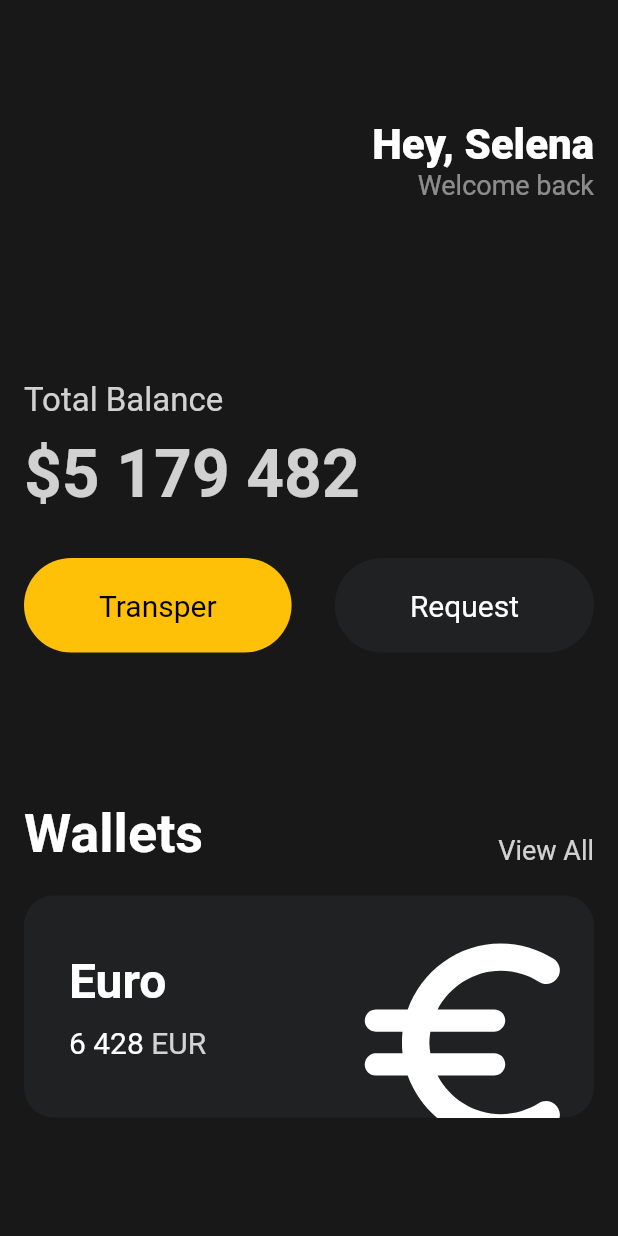
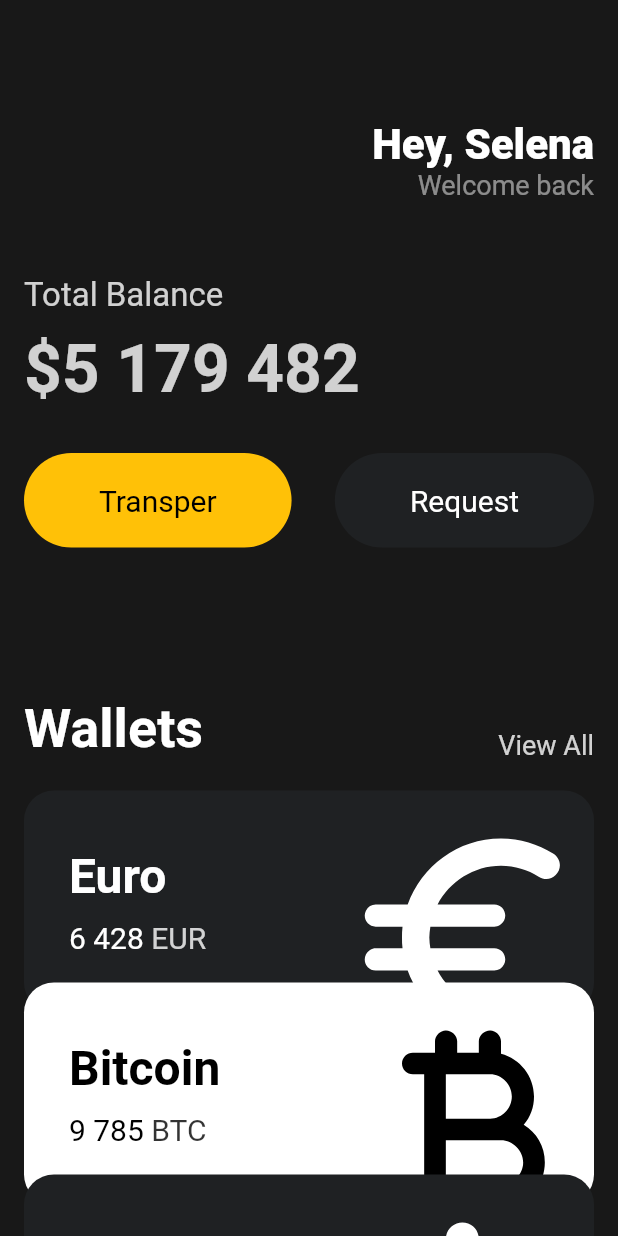
Before and after one commit to zak1ller/-, a Flutter app: the screen it shows after launch, on a phone screen of 412 x 824 dp. Run offline on Flutter 3.47's test engine with Material 2 defaults, Android fonts, the phone set to English and light mode, and no system bars.

Commit message:
3.8 Reuseable Cards

```diff
--- a/lib/main.dart
+++ b/lib/main.dart
@@ -1,5 +1,6 @@
 import 'package:flutter/material.dart';
 import 'package:flutter_test_1/Widgets/Button.dart';
+import 'package:flutter_test_1/widgets/currency_card.dart';
 import 'package:logging/logging.dart';
 
 final log = Logger("Logger");
@@ -23,7 +24,8 @@ class App extends StatelessWidget {
     return MaterialApp(
       home: Scaffold(
         backgroundColor: const Color(0xFF181818),
-        body: Padding(
+        body: SingleChildScrollView(
+          child: Padding(
             padding: const EdgeInsets.symmetric(horizontal: 16),
             child: Column(
               crossAxisAlignment: CrossAxisAlignment.start,
@@ -57,7 +59,7 @@ class App extends StatelessWidget {
                   ],
                 ),
                 const SizedBox(
-                height: 120,
+                  height: 50,
                 ),
                 Text(
                   'Total Balance',
@@ -122,72 +124,37 @@ class App extends StatelessWidget {
                 const SizedBox(
                   height: 20,
                 ),
-              Container(
-                clipBehavior: Clip.hardEdge,
-                decoration: BoxDecoration(
-                  color: const Color(0xFF1F2123),
-                  borderRadius: BorderRadius.circular(20),
+                const CurrencyCard(
+                  name: 'Euro',
+                  code: 'EUR',
+                  amount: '6 428',
+                  icon: Icons.euro_rounded,
+                  isInverted: false,
                 ),
-                child: Padding(
-                  padding: const EdgeInsets.all(30),
-                  child: Row(
-                    mainAxisAlignment: MainAxisAlignment.spaceBetween,
-                    children: [
-                      Column(
-                        crossAxisAlignment: CrossAxisAlignment.start,
-                        children: [
-                          const Text(
-                            'Euro',
-                            style: TextStyle(
-                              color: Colors.white,
-                              fontSize: 32,
-                              fontWeight: FontWeight.w600,
+                Transform.translate(
+                  offset: const Offset(0, -20),
+                  child: const CurrencyCard(
+                    name: 'Bitcoin',
+                    code: 'BTC',
+                    amount: '9 785',
+                    icon: Icons.currency_bitcoin_rounded,
+                    isInverted: true,
                   ),
                 ),
-                          const SizedBox(
-                            height: 10,
-                          ),
-                          Row(
-                            children: [
-                              const Text(
-                                '6 428',
-                                style: TextStyle(
-                                  color: Colors.white,
-                                  fontSize: 20,
-                                ),
-                              ),
-                              const SizedBox(
-                                width: 5,
-                              ),
-                              Text(
-                                'EUR',
-                                style: TextStyle(
-                                  color: Colors.white.withOpacity(0.8),
-                                  fontSize: 20,
-                                ),
-                              ),
-                            ],
-                          ),
-                        ],
-                      ),
-                      Transform.scale(
-                        scale: 2,
-                        child: Transform.translate(
-                          offset: const Offset(-5, 12),
-                          child: const Icon(
-                            Icons.euro_rounded,
-                            color: Colors.white,
-                            size: 88,
-                          ),
+                Transform.translate(
+                  offset: const Offset(0, -40),
+                  child: const CurrencyCard(
+                    name: 'Dollar',
+                    code: 'USD',
+                    amount: '428',
+                    icon: Icons.attach_money_rounded,
+                    isInverted: false,
                   ),
                 ),
               ],
             ),
           ),
         ),
-            ],
-          ),
-        ),
       ),
     );
   }
--- /dev/null
+++ b/lib/widgets/currency_card.dart
@@ -0,0 +1,85 @@
+import 'package:flutter/material.dart';
+
+class CurrencyCard extends StatelessWidget {
+  final String name, code, amount;
+  final IconData icon;
+  final bool isInverted;
+
+  const CurrencyCard({
+    super.key,
+    required this.name,
+    required this.code,
+    required this.amount,
+    required this.icon,
+    required this.isInverted,
+  });
+
+  @override
+  Widget build(BuildContext context) {
+    return Container(
+      clipBehavior: Clip.hardEdge,
+      decoration: BoxDecoration(
+        color: isInverted ? Colors.white : const Color(0xFF1F2123),
+        borderRadius: BorderRadius.circular(20),
+      ),
+      child: Padding(
+        padding: const EdgeInsets.all(30),
+        child: Row(
+          mainAxisAlignment: MainAxisAlignment.spaceBetween,
+          children: [
+            Column(
+              crossAxisAlignment: CrossAxisAlignment.start,
+              children: [
+                Text(
+                  name,
+                  style: TextStyle(
+                    color: isInverted ? Colors.black : Colors.white,
+                    fontSize: 32,
+                    fontWeight: FontWeight.w600,
+                  ),
+                ),
+                const SizedBox(
+                  height: 10,
+                ),
+                Row(
+                  children: [
+                    Text(
+                      amount,
+                      style: TextStyle(
+                        color: isInverted ? Colors.black : Colors.white,
+                        fontSize: 20,
+                      ),
+                    ),
+                    const SizedBox(
+                      width: 5,
+                    ),
+                    Text(
+                      code,
+                      style: TextStyle(
+                        color: isInverted
+                            ? Colors.black.withOpacity(0.8)
+                            : Colors.white.withOpacity(0.8),
+                        fontSize: 20,
+                      ),
+                    ),
+                  ],
+                ),
+              ],
+            ),
+            Transform.scale(
+              scale: 2,
+              child: Transform.translate(
+                offset: const Offset(-5, 12),
+                child: Icon(
+                  icon,
+                  color: isInverted ? Colors.black : Colors.white,
+                  size: 88,
+                ),
+              ),
+            ),
+          ],
+        ),
+      ),
+    );
+  }
+}
```
Lines whose indentation alone changed are shown as unchanged.
